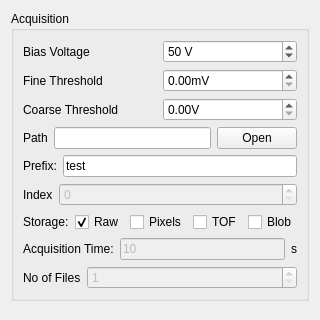
CFEL-CMI/pymepix-viewer, file pymepixviewer/panels/ui/acqconfig.ui: the form before one commit; both pictures show x 0 to 320 and y 0 to 320 of the 320 by 691 pixel window.
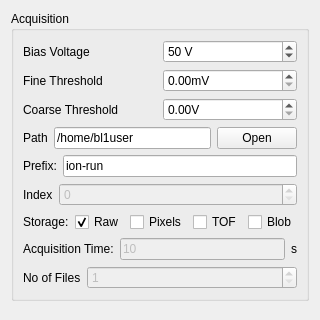
The form after the commit.

Commit message: Set default file path and name for beamtime

What changed in the file:
```diff
--- a/pymepixviewer/panels/ui/acqconfig.ui
+++ b/pymepixviewer/panels/ui/acqconfig.ui
@@ -116,7 +116,11 @@
            </widget>
           </item>
           <item>
-           <widget class="QLineEdit" name="path_name"/>
+           <widget class="QLineEdit" name="path_name">
+            <property name="text">
+             <string>/home/bl1user</string>
+            </property>
+           </widget>
           </item>
           <item>
            <widget class="QPushButton" name="openpath">
@@ -139,7 +143,7 @@
           <item>
            <widget class="QLineEdit" name="file_prefix">
             <property name="text">
-             <string>test</string>
+             <string>ion-run</string>
             </property>
            </widget>
           </item>
```
The commit also changes 1 other file.
